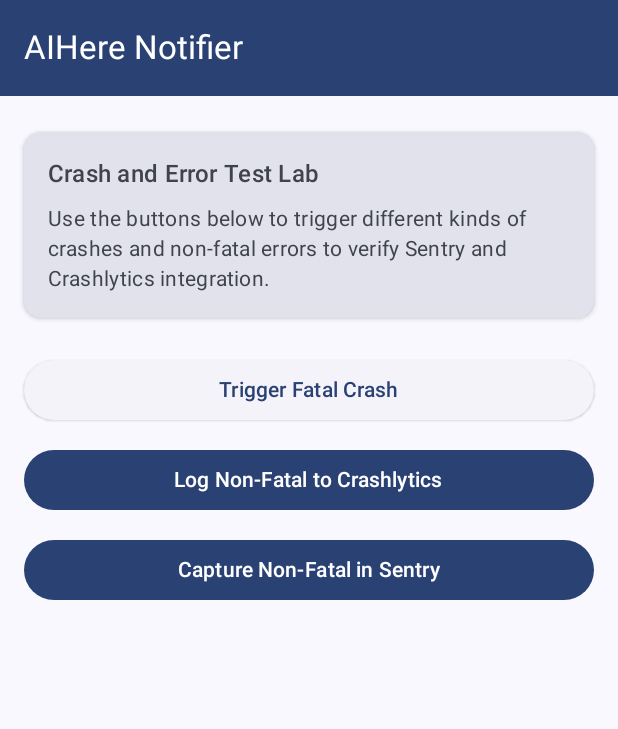
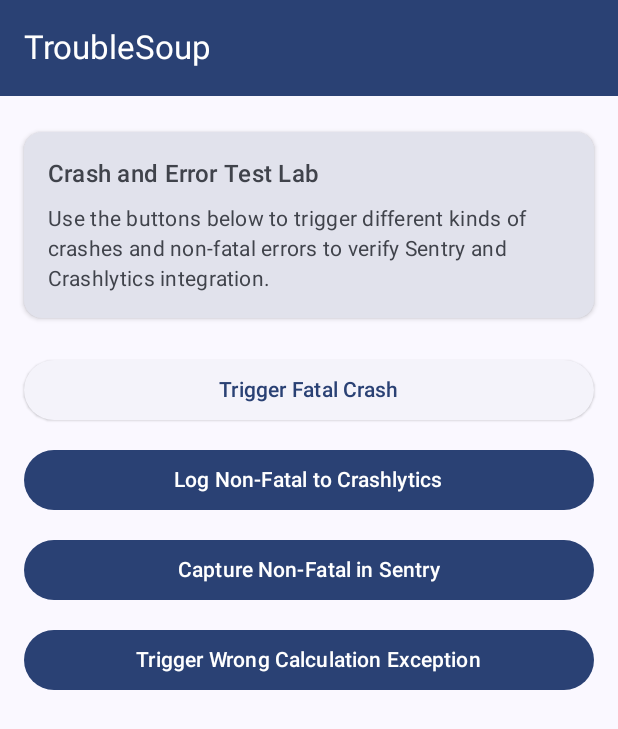
Before and after one commit to winechit-nfq/AIHereCrashlyticsNotifier, an Android app built with Jetpack Compose: the screen it shows after launch (MainActivity), on a phone screen of 412 x 824 dp. Shown: the top 729 px of the screen. Run offline under Robolectric (Android 15) with nearby library versions, the phone set to English and light mode, and no system bars; libraries missing offline, so code that uses them is left out: io.sentry.

Commit message:
Add wrong calculation function and button to trigger exception in MainScreen

```diff
--- a/app/src/main/java/com/aiherecrashlyticsnotifier/MainActivity.kt
+++ b/app/src/main/java/com/aiherecrashlyticsnotifier/MainActivity.kt
@@ -1,6 +1,9 @@
 package com.aiherecrashlyticsnotifier
 
+import android.content.Context
 import android.os.Bundle
+import android.util.Log
+import android.widget.Toast
 import androidx.activity.ComponentActivity
 import androidx.activity.compose.setContent
 import androidx.activity.enableEdgeToEdge
@@ -24,6 +27,7 @@ import androidx.compose.material3.TopAppBarDefaults
 import androidx.compose.runtime.Composable
 import androidx.compose.ui.Alignment
 import androidx.compose.ui.Modifier
+import androidx.compose.ui.platform.LocalContext
 import androidx.compose.ui.unit.dp
 import androidx.compose.ui.tooling.preview.Preview
 import com.aiherecrashlyticsnotifier.ui.theme.AIHereCrashlyticsNotifierTheme
@@ -43,14 +47,26 @@ class MainActivity : ComponentActivity() {
     }
 }
 
+fun wrongCalculation(context: Context) {
+    // Intentionally wrong calculation: division by zero
+    val numerator = 10
+    val denominator = 0
+    try {
+        val result = numerator / denominator
+    } catch (e: ArithmeticException) {
+        throw RuntimeException("Wrong calculation: Division by zero", e)
+    }
+}
+
 @OptIn(ExperimentalMaterial3Api::class)
 @Composable
 fun MainScreen() {
+    val context = LocalContext.current
     Scaffold(
         modifier = Modifier.fillMaxSize(),
         topBar = {
             TopAppBar(
-                title = { Text("AIHere Notifier", style = MaterialTheme.typography.titleLarge) },
+                title = { Text("TroubleSoup", style = MaterialTheme.typography.titleLarge) },
                 colors = TopAppBarDefaults.topAppBarColors(
                     containerColor = MaterialTheme.colorScheme.primary,
                     titleContentColor = MaterialTheme.colorScheme.onPrimary
@@ -123,6 +139,18 @@ fun MainScreen() {
             ) {
                 Text("Capture Non‑Fatal in Sentry")
             }
+
+            Spacer(modifier = Modifier.height(12.dp))
+
+            Button(
+                onClick = {
+                    // 4) Call wrong calculation function and throw exception
+                    wrongCalculation(context)
+                },
+                modifier = Modifier.fillMaxWidth()
+            ) {
+                Text("Trigger Wrong Calculation Exception")
+            }
         }
     }
 }
```
